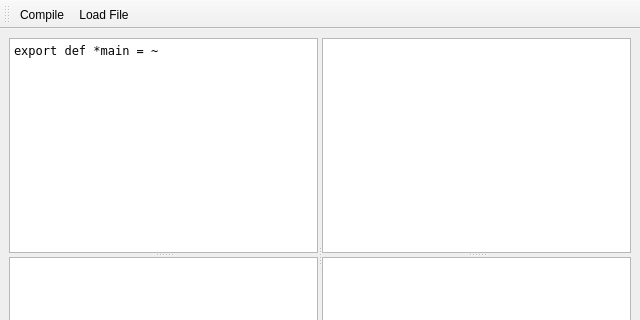
This is tools/ylliab/yphbtwindow.ui in 8051Enthusiast/yabo as Qt 5 draws it before an edit; both pictures show x 0 to 640 and y 0 to 320 of the 640 by 480 pixel window. The edited form follows.
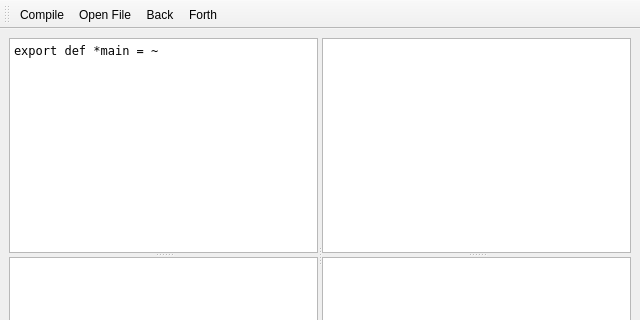
This is the edited form. Custom widgets are drawn as their Qt base class.

Commit message: add back/forth buttons

```diff
--- a/tools/ylliab/yphbtwindow.ui
+++ b/tools/ylliab/yphbtwindow.ui
@@ -106,6 +106,8 @@
    </attribute>
    <addaction name="actionCompile"/>
    <addaction name="actionLoadFile"/>
+   <addaction name="actionBack"/>
+   <addaction name="actionForth"/>
   </widget>
   <action name="actionCompile">
    <property name="text">
@@ -117,7 +119,26 @@
   </action>
   <action name="actionLoadFile">
    <property name="text">
-    <string>Load File</string>
+    <string>Open File</string>
+   </property>
+   <property name="shortcut">
+    <string>Ctrl+O</string>
+   </property>
+  </action>
+  <action name="actionBack">
+   <property name="text">
+    <string>Back</string>
+   </property>
+   <property name="shortcut">
+    <string>Ctrl+Z</string>
+   </property>
+  </action>
+  <action name="actionForth">
+   <property name="text">
+    <string>Forth</string>
+   </property>
+   <property name="shortcut">
+    <string>Ctrl+R</string>
    </property>
   </action>
  </widget>
```
Left out of the diff: 2 changed lines with no effect on the pictures. The commit also changes 2 other files.
